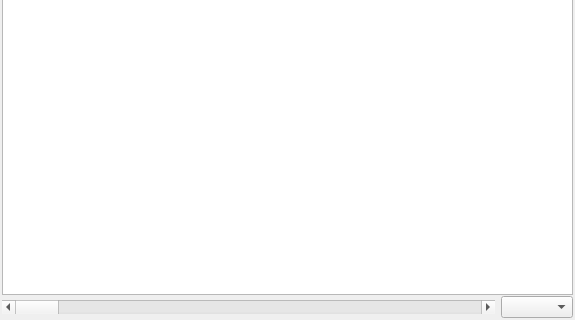
templait/atrade, file terminal/chartwindow.ui: the form before one commit; both pictures show x 0 to 575 and y 155 to 475 of the 575 by 475 pixel window.
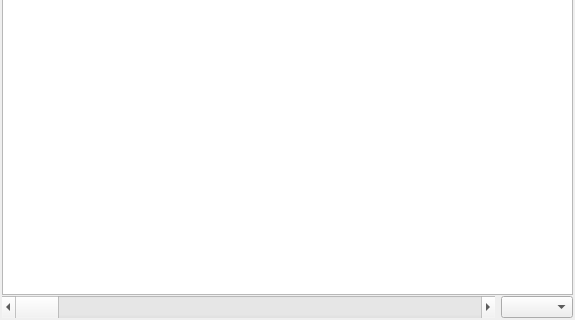
The form after the commit.

Commit message: Edit chart window config

What changed in the file:
```diff
--- a/terminal/chartwindow.ui
+++ b/terminal/chartwindow.ui
@@ -35,7 +35,7 @@
    <item row="1" column="0">
     <widget class="QScrollBar" name="scrollBar">
      <property name="sizePolicy">
-      <sizepolicy hsizetype="Expanding" vsizetype="Fixed">
+      <sizepolicy hsizetype="Expanding" vsizetype="Preferred">
        <horstretch>0</horstretch>
        <verstretch>0</verstretch>
       </sizepolicy>
```
The commit also changes 3 other files.
